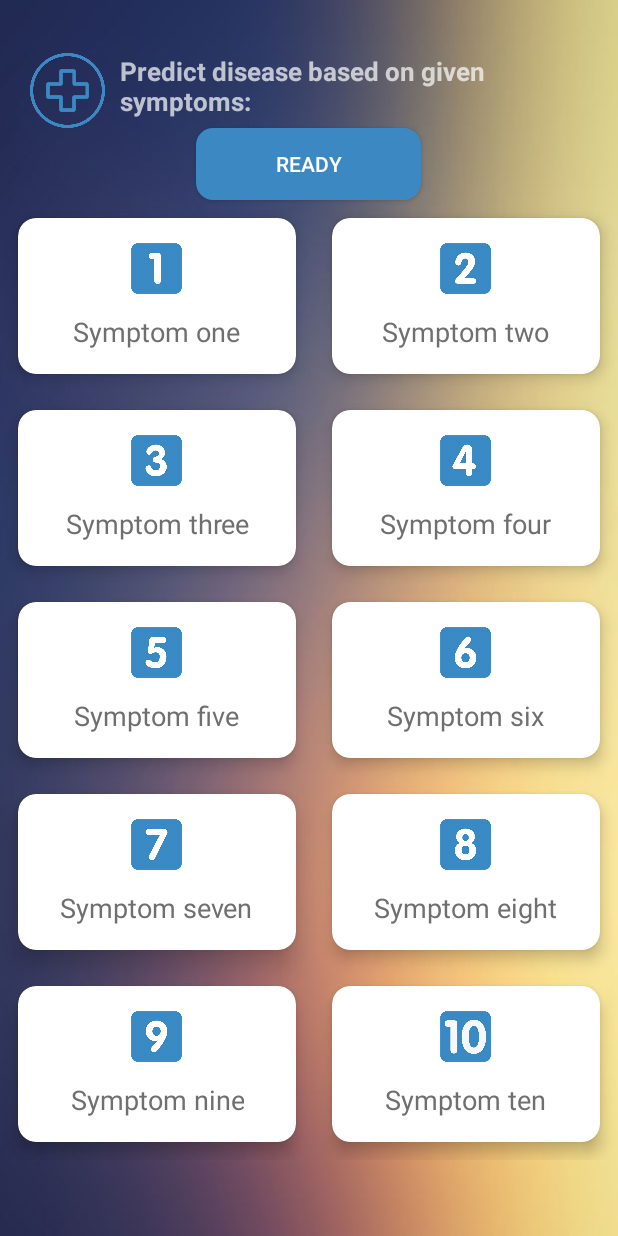
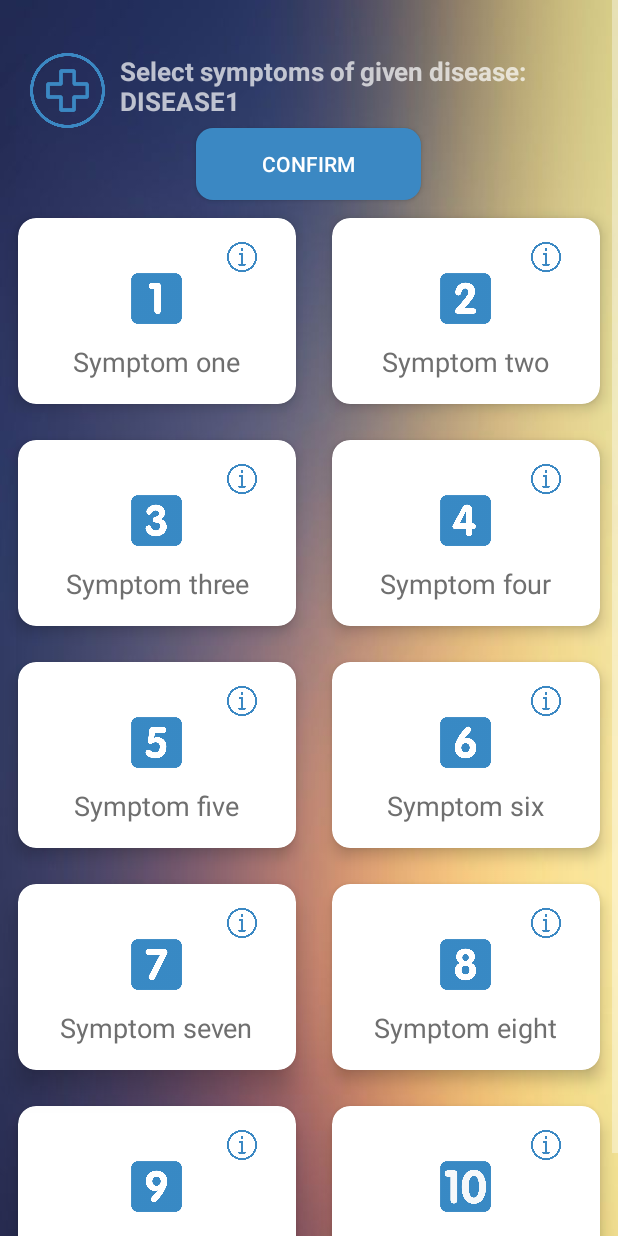
Before and after one commit to MMarciniak103/DiseaseTest, an Android app: the TestActivity screen opened directly, with no data from a screen before it, on a phone screen of 412 x 824 dp. Run offline under Robolectric (Android 15) with nearby library versions, the light colour scheme and no system bars.

Commit message:
updated views layout

```diff
--- a/app/src/main/res/layout/activity_test.xml
+++ b/app/src/main/res/layout/activity_test.xml
@@ -30,9 +30,10 @@
             <TextView
                 android:layout_width="wrap_content"
                 android:layout_height="wrap_content"
-                android:text="Predict disease based on given symptoms:"
+                android:text="Select symptoms of given disease:\nDISEASE1"
                 android:textSize="17sp"
                 android:textStyle="bold" />
+
         </LinearLayout>
 
         <Button
@@ -43,7 +44,7 @@
             android:textColor="@android:color/white"
             android:backgroundTint="#3B88C3"
             style="@style/AppTheme.RoundedCornerMaterialButton"
-            android:text="Ready"/>
+            android:text="CONFIRM"/>
 
         <GridLayout
             android:layout_width="match_parent"
@@ -51,7 +52,8 @@
             android:alignmentMode="alignMargins"
             android:columnCount="2"
             android:columnOrderPreserved="false"
-            android:rowCount="5">
+            android:rowCount="5"
+            android:paddingBottom="10dp">
 
             <androidx.cardview.widget.CardView
                 android:layout_width="wrap_content"
@@ -69,7 +71,14 @@
                     android:gravity="center"
                     android:orientation="vertical"
                     android:padding="16dp">
-
+                    <ImageView
+                        android:layout_gravity="end"
+                        android:layout_width="20dp"
+                        android:layout_height="20dp"
+                        android:layout_marginRight="10dp"
+                        android:contentDescription="info icon"
+                        android:src="@drawable/info"
+                        app:tint="#3B88C3" />
                     <ImageView
                         android:layout_width="35dp"
                         android:layout_height="35dp"
@@ -105,7 +114,14 @@
                     android:gravity="center"
                     android:orientation="vertical"
                     android:padding="16dp">
-
+                    <ImageView
+                        android:layout_gravity="end"
+                        android:layout_width="20dp"
+                        android:layout_height="20dp"
+                        android:layout_marginRight="10dp"
+                        android:contentDescription="info icon"
+                        android:src="@drawable/info"
+                        app:tint="#3B88C3" />
                     <ImageView
                         android:layout_width="35dp"
                         android:layout_height="35dp"
@@ -141,7 +157,14 @@
                     android:gravity="center"
                     android:orientation="vertical"
                     android:padding="16dp">
-
+                    <ImageView
+                        android:layout_gravity="end"
+                        android:layout_width="20dp"
+                        android:layout_height="20dp"
+                        android:layout_marginRight="10dp"
+                        android:contentDescription="info icon"
+                        android:src="@drawable/info"
+                        app:tint="#3B88C3" />
                     <ImageView
                         android:layout_width="35dp"
                         android:layout_height="35dp"
@@ -177,7 +200,14 @@
                     android:gravity="center"
                     android:orientation="vertical"
                     android:padding="16dp">
-
+                    <ImageView
+                        android:layout_gravity="end"
+                        android:layout_width="20dp"
+                        android:layout_height="20dp"
+                        android:layout_marginRight="10dp"
+                        android:contentDescription="info icon"
+                        android:src="@drawable/info"
+                        app:tint="#3B88C3" />
                     <ImageView
                         android:layout_width="35dp"
                         android:layout_height="35dp"
@@ -213,7 +243,14 @@
                     android:gravity="center"
                     android:orientation="vertical"
                     android:padding="16dp">
-
+                    <ImageView
+                        android:layout_gravity="end"
+                        android:layout_width="20dp"
+                        android:layout_height="20dp"
+                        android:layout_marginRight="10dp"
+                        android:contentDescription="info icon"
+                        android:src="@drawable/info"
+                        app:tint="#3B88C3" />
                     <ImageView
                         android:layout_width="35dp"
                         android:layout_height="35dp"
@@ -249,7 +286,14 @@
                     android:gravity="center"
                     android:orientation="vertical"
                     android:padding="16dp">
-
+                    <ImageView
+                        android:layout_gravity="end"
+                        android:layout_width="20dp"
+                        android:layout_height="20dp"
+                        android:layout_marginRight="10dp"
+                        android:contentDescription="info icon"
+                        android:src="@drawable/info"
+                        app:tint="#3B88C3" />
                     <ImageView
                         android:layout_width="35dp"
                         android:layout_height="35dp"
@@ -285,7 +329,14 @@
                     android:gravity="center"
                     android:orientation="vertical"
                     android:padding="16dp">
-
+                    <ImageView
+                        android:layout_gravity="end"
+                        android:layout_width="20dp"
+                        android:layout_height="20dp"
+                        android:layout_marginRight="10dp"
+                        android:contentDescription="info icon"
+                        android:src="@drawable/info"
+                        app:tint="#3B88C3" />
                     <ImageView
                         android:layout_width="35dp"
                         android:layout_height="35dp"
@@ -321,7 +372,14 @@
                     android:gravity="center"
                     android:orientation="vertical"
                     android:padding="16dp">
-
+                    <ImageView
+                        android:layout_gravity="end"
+                        android:layout_width="20dp"
+                        android:layout_height="20dp"
+                        android:layout_marginRight="10dp"
+                        android:contentDescription="info icon"
+                        android:src="@drawable/info"
+                        app:tint="#3B88C3" />
                     <ImageView
                         android:layout_width="35dp"
                         android:layout_height="35dp"
@@ -357,7 +415,14 @@
                     android:gravity="center"
                     android:orientation="vertical"
                     android:padding="16dp">
-
+                    <ImageView
+                        android:layout_gravity="end"
+                        android:layout_width="20dp"
+                        android:layout_height="20dp"
+                        android:layout_marginRight="10dp"
+                        android:contentDescription="info icon"
+                        android:src="@drawable/info"
+                        app:tint="#3B88C3" />
                     <ImageView
                         android:layout_width="35dp"
                         android:layout_height="35dp"
@@ -393,7 +458,14 @@
                     android:gravity="center"
                     android:orientation="vertical"
                     android:padding="16dp">
-
+                    <ImageView
+                        android:layout_gravity="end"
+                        android:layout_width="20dp"
+                        android:layout_height="20dp"
+                        android:layout_marginRight="10dp"
+                        android:contentDescription="info icon"
+                        android:src="@drawable/info"
+                        app:tint="#3B88C3" />
                     <ImageView
                         android:layout_width="35dp"
                         android:layout_height="35dp"
```
Also changed, not shown: app/src/main/res/layout/activity_main.xml (+60 -15 lines), app/src/main/res/drawable/appicon.png (added), app/src/main/res/drawable/info.png (added), app/src/main/res/drawable/virus.png (added).
